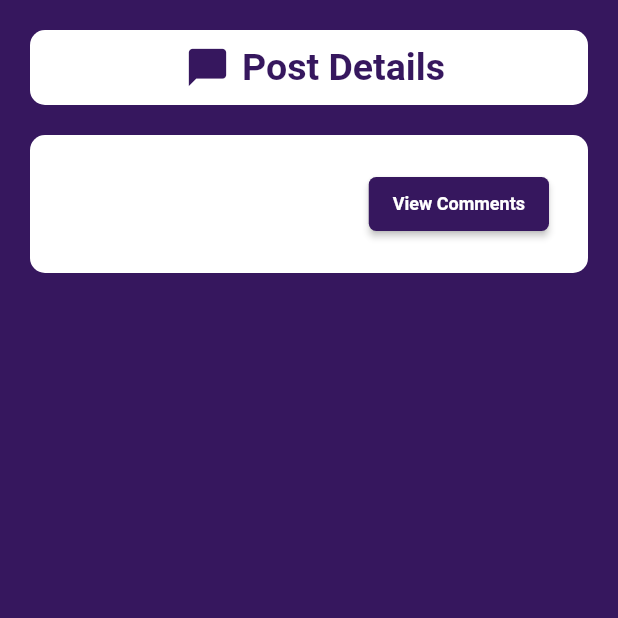
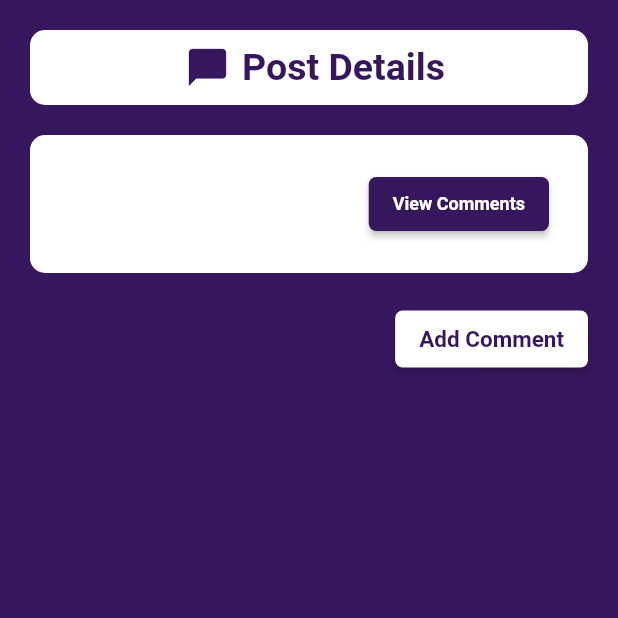
Before and after one commit to margallostephen/API-Request, a Flutter app: the PostDetails screen opened directly with empty values, on a phone screen of 412 x 824 dp, the top half of it. Run offline on Flutter 3.47's test engine with Material 2 defaults, Android fonts, the phone set to English and light mode, and no system bars; network calls fail.

Commit message:
Add add comment button

```diff
--- a/lib/screens/post_detail_screen.dart
+++ b/lib/screens/post_detail_screen.dart
@@ -112,6 +112,44 @@ class _PostDetailsState extends State<PostDetails> {
                 ),
               ),
             ),
+            const SizedBox(
+              height: 20,
+            ),
+            Align(
+              alignment: Alignment.bottomRight,
+              child: ElevatedButton(
+                onPressed: () {
+                  Navigator.pushNamed(
+                    context,
+                    '/comment_form',
+                    arguments: {
+                      'post_id': id,
+                      'operation': 'Add Comment',
+                    },
+                  );
+                },
+                style: ElevatedButton.styleFrom(
+                  foregroundColor: Style.violet,
+                  backgroundColor: Colors.white,
+                  shape: RoundedRectangleBorder(
+                    borderRadius: BorderRadius.circular(5),
+                  ),
+                ),
+                child: const Padding(
+                  padding: EdgeInsets.only(
+                    top: 10,
+                    bottom: 10,
+                  ),
+                  child: Text(
+                    'Add Comment',
+                    style: TextStyle(
+                      fontSize: 15,
+                      fontWeight: FontWeight.bold,
+                    ),
+                  ),
+                ),
+              ),
+            ),
           ],
         ),
       ),
```
